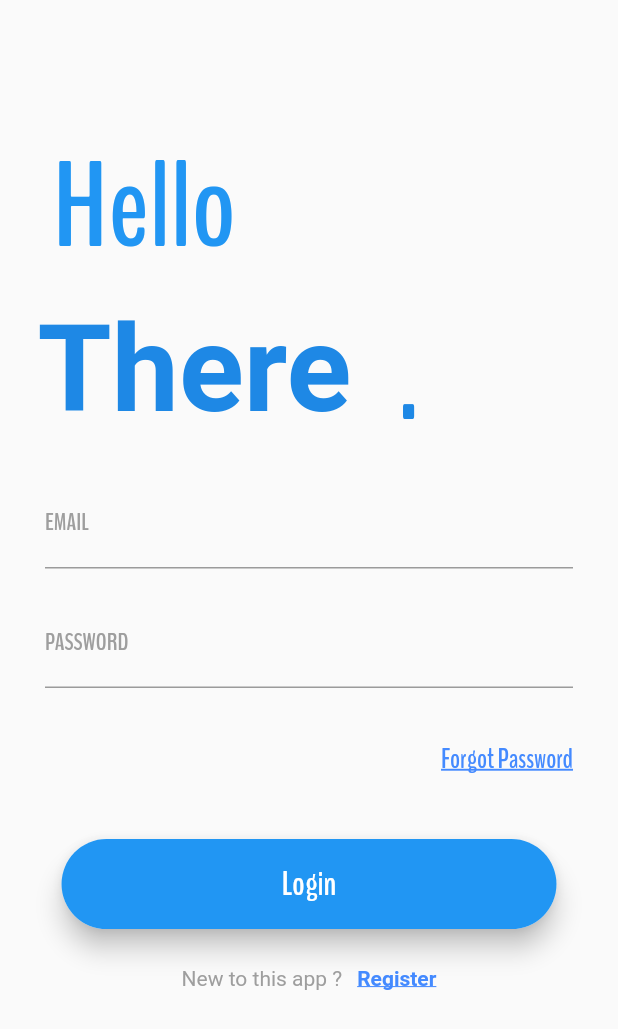
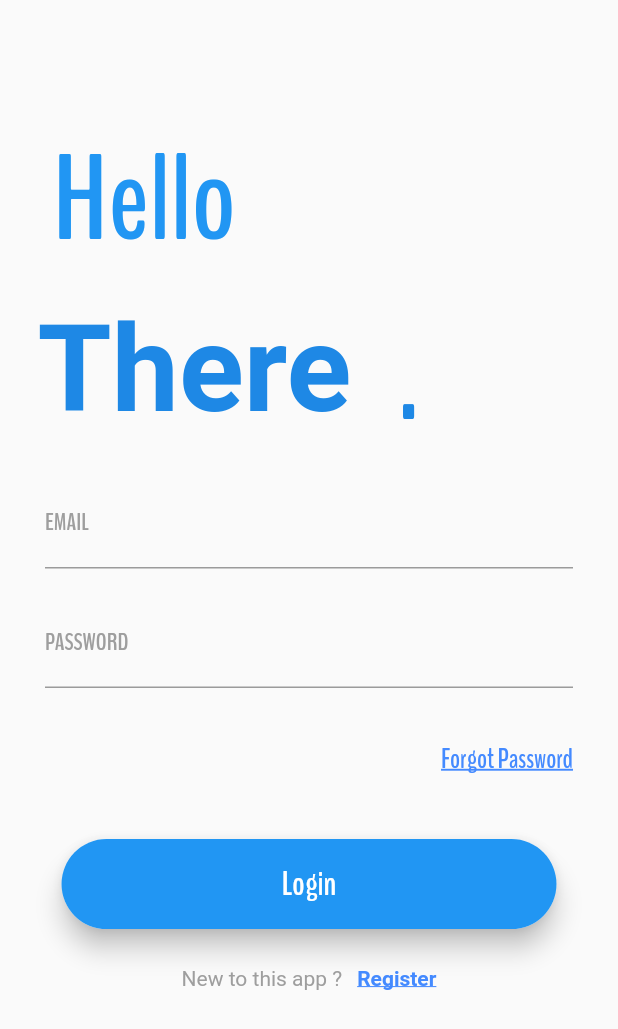
Before and after one commit to pushpam5/ui_play, a Flutter app: the screen it shows after launch, on a phone screen of 412 x 824 dp. Shown: the top 1029 px of the screen. Run offline on Flutter 3.47's test engine with Material 2 defaults, Android fonts, the phone set to English and light mode, and no system bars; our stand-ins replace file_picker, google_fonts.

Commit message:
Changed App Name

```diff
--- a/lib/login.dart
+++ b/lib/login.dart
@@ -13,7 +13,8 @@ class _LoginPageState extends State<LoginPage> {
     final width = MediaQuery.of(context).size.width;
     return Scaffold(
       resizeToAvoidBottomInset: false,//
-      body: Column(
+      body: SingleChildScrollView(
+        child: Column(
           crossAxisAlignment: CrossAxisAlignment.start,
           children: <Widget>[
             Container(
@@ -21,7 +22,7 @@ class _LoginPageState extends State<LoginPage> {
               child: Stack(
                 children: <Widget>[
                   Container(
-                  padding: EdgeInsets.fromLTRB(25, 15, 0, 0),
+                    padding: EdgeInsets.fromLTRB(25, 10, 0, 0),
                     child: Text(
                       'Hello',
                       style: TextStyle(fontSize: 80,fontWeight: FontWeight.bold,fontFamily: 'BenchNine',color: Colors.blue),
@@ -155,6 +156,7 @@ class _LoginPageState extends State<LoginPage> {
                   )
                 ],
               ),
+      ),
           );
   }
 
--- a/lib/main.dart
+++ b/lib/main.dart
@@ -1,6 +1,6 @@
 import 'package:flutter/material.dart';
-import 'package:uiplay/home.dart';
-import 'package:uiplay/login.dart';
+import 'package:swadeshi_admin/home.dart';
+import 'package:swadeshi_admin/login.dart';
 import 'package:flutter/services.dart';
 void main() => runApp(MyApp());
 
--- a/pubspec.yaml
+++ b/pubspec.yaml
@@ -1,4 +1,4 @@
-name: uiplay
+name: swadeshi_admin
 description: A new Flutter application.
 
 # The following defines the version and build number for your application.
```
Also changed, not shown: lib/home.dart (+29 -2 lines), 27 other files. Lines whose indentation alone changed are shown as unchanged.
